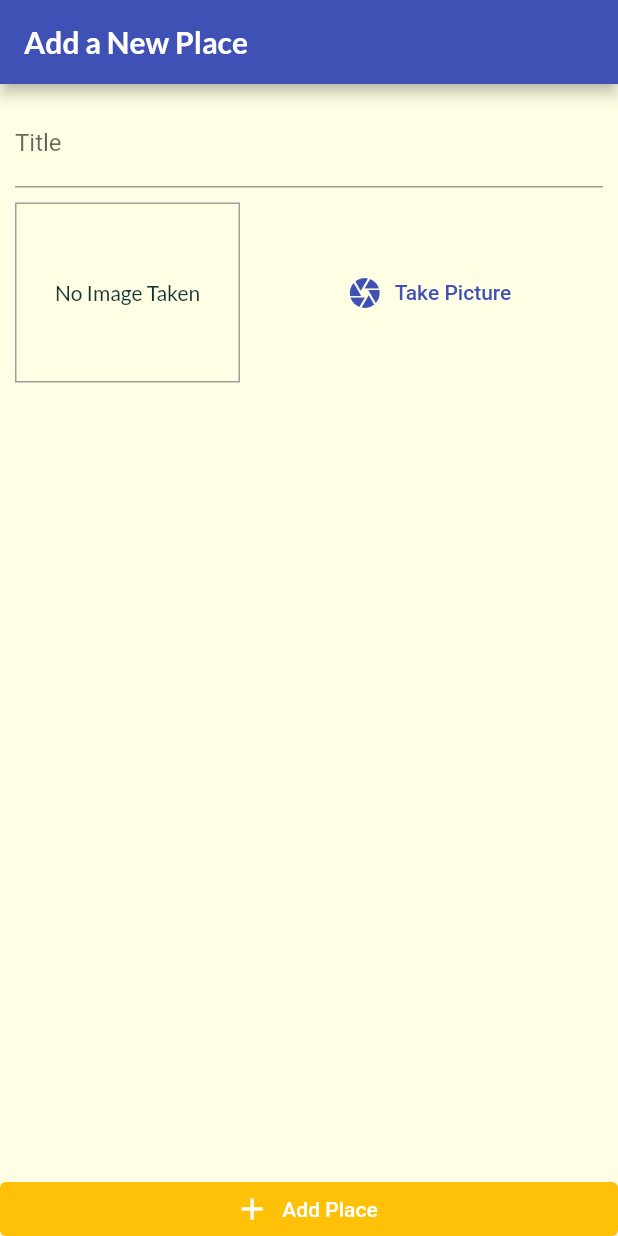
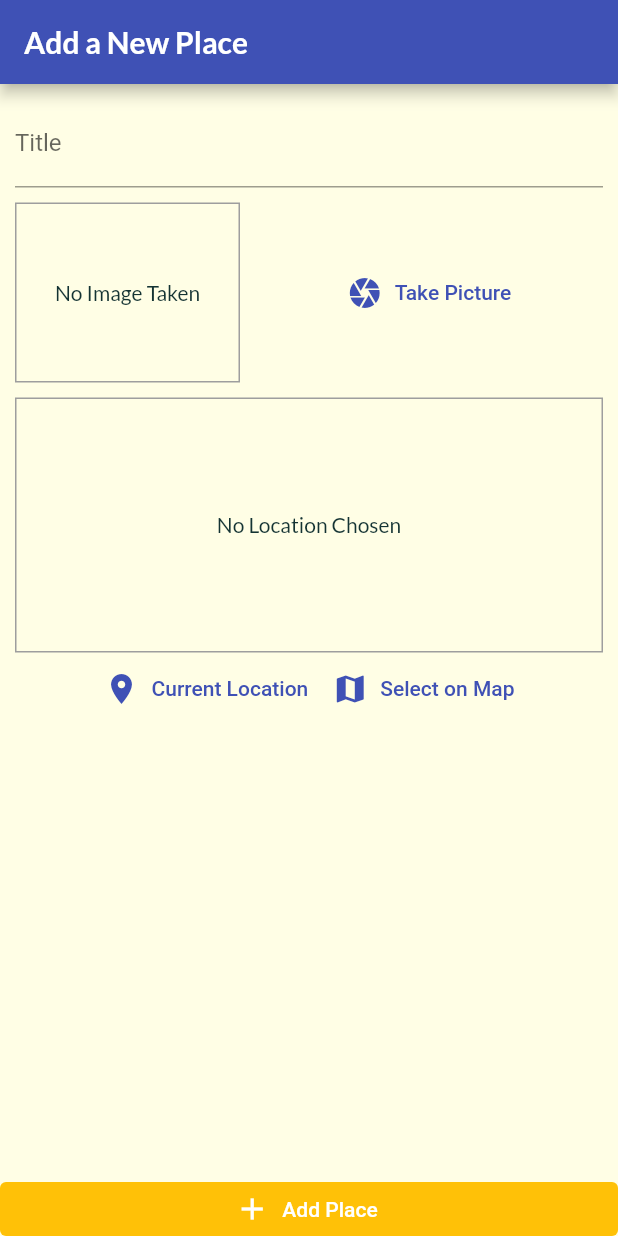
Before and after one commit to gopigoppu/learn_flutter, a Flutter app: the AddPlaceScreen screen opened directly, on a phone screen of 412 x 824 dp. Run offline on Flutter 3.47's test engine with Material 2 defaults, Android fonts, the phone set to English and light mode, and no system bars; our stand-ins replace image_picker, shared_preferences, sqflite; accounts and stored records are empty.

Commit message:
location pkg setup add

```diff
--- a/lib/greatPlaces/screens/add_place_screen.dart
+++ b/lib/greatPlaces/screens/add_place_screen.dart
@@ -3,6 +3,7 @@ import 'dart:io';
 import 'package:flutter/material.dart';
 import 'package:learn_udemy/greatPlaces/providers/great_places.dart';
 import 'package:learn_udemy/greatPlaces/widgets/image_input.dart';
+import 'package:learn_udemy/greatPlaces/widgets/location_input.dart';
 import 'package:provider/provider.dart';
 
 class AddPlaceScreen extends StatefulWidget {
@@ -53,6 +54,10 @@ class _AddPlaceScreenState extends State<AddPlaceScreen> {
                     ),
                     SizedBox(height: 10),
                     ImageInput(_selectImage),
+                    SizedBox(
+                      height: 10,
+                    ),
+                    LocationInput(),
                   ],
                 ),
               ),
--- /dev/null
+++ b/lib/greatPlaces/widgets/location_input.dart
@@ -0,0 +1,52 @@
+import 'package:flutter/material.dart';
+import 'package:http/http.dart';
+
+class LocationInput extends StatefulWidget {
+  const LocationInput({super.key});
+
+  @override
+  State<LocationInput> createState() => _LocationInputState();
+}
+
+class _LocationInputState extends State<LocationInput> {
+  String? _previewImageUrl;
+
+  @override
+  Widget build(BuildContext context) {
+    return Column(
+      children: [
+        Container(
+          height: 170,
+          width: double.infinity,
+          alignment: Alignment.center,
+          decoration: BoxDecoration(
+              border: Border.all(
+            width: 1,
+            color: Colors.grey,
+          )),
+          child: _previewImageUrl == null
+              ? Text(
+                  'No Location Chosen',
+                  textAlign: TextAlign.center,
+                )
+              : Image.network(_previewImageUrl!),
+        ),
+        Row(
+          mainAxisAlignment: MainAxisAlignment.center,
+          children: [
+            TextButton.icon(
+              onPressed: (() {}),
+              icon: Icon(Icons.location_on),
+              label: Text('Current Location'),
+            ),
+            TextButton.icon(
+              onPressed: (() {}),
+              icon: Icon(Icons.map),
+              label: Text('Select on Map'),
+            ),
+          ],
+        )
+      ],
+    );
+  }
+}
```
Also changed, not shown: 3 other files.
